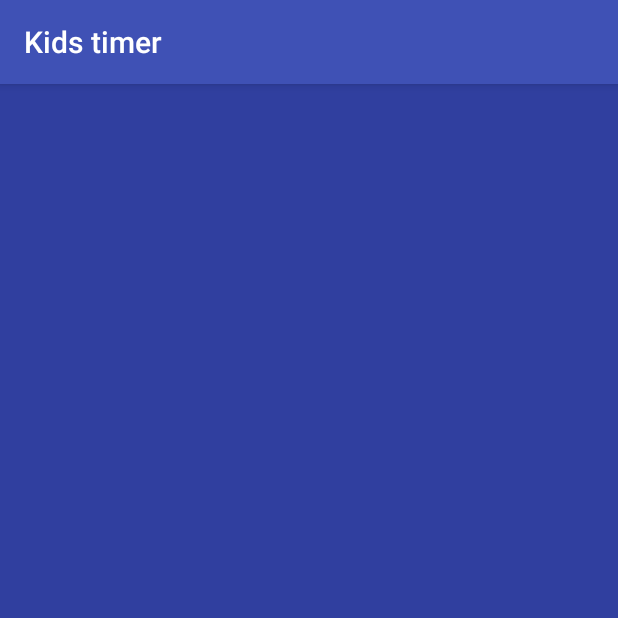
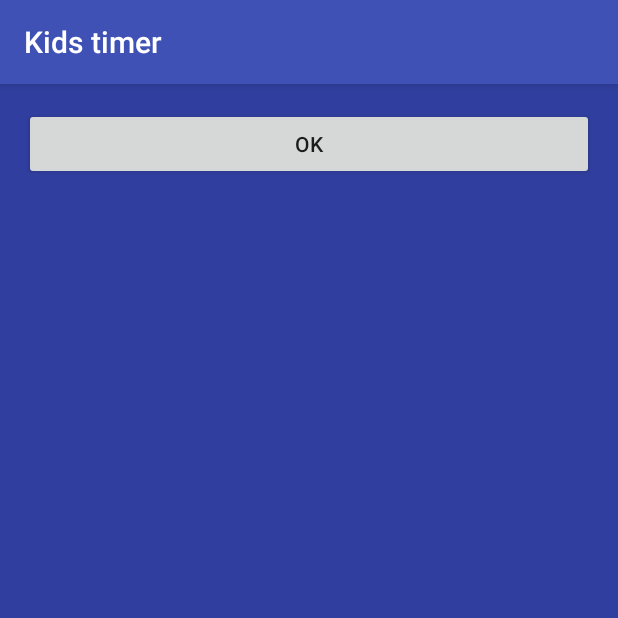
Before and after one commit to interamaster/Kidstimer, an Android app: the BlockedActivity screen opened directly, with no data from a screen before it, on a phone screen of 412 x 824 dp, the top half of it. Run offline under Robolectric (Android 15) with nearby library versions, the phone set to English and light mode, and no system bars.

Commit message:
V0.31 añadido boton ok en block activity que por medio deintent añade 15 min de tiem..pte de ver como hacerlo

```diff
--- a/app/src/main/java/com/sfc/jrdv/kidstimer/MainActivity.java
+++ b/app/src/main/java/com/sfc/jrdv/kidstimer/MainActivity.java
@@ -43,7 +43,8 @@ public class MainActivity extends AppCompatActivity {
 
         //Intent intent =new Intent(this,ejemploService.class);
         Intent intent =new Intent(this,LockService.class);
-        intent.putExtra(ejemploService.EXTRA_MESSAGE,"texto 2 a pasar");
+        intent.putExtra(LockService.EXTRA_MESSAGE,"texto 2 a pasar");
+        intent.putExtra(LockService.EXTRA_TIME,"0");//al arranacra no le damos mas tiempo pero hay que psar el intent
         startService(intent);
 
     }
--- a/app/src/main/java/com/sfc/jrdv/kidstimer/ejemploService.java
+++ b/app/src/main/java/com/sfc/jrdv/kidstimer/ejemploService.java
@@ -14,7 +14,7 @@ import android.util.Log;
 public class ejemploService extends IntentService {
     // TODO: Rename actions, choose action names that describe tasks that this
     // IntentService can perform, e.g. ACTION_FETCH_NEW_ITEMS
-    public static final String  EXTRA_MESSAGE="mensaje";
+    public static final String  EXTRA_MESSAGE2="mensaje";
 
     // TODO: Rename parameters
     public static final String EXTRA_PARAM1 = "com.sfc.jrdv.kidstimer.extra.PARAM1";
@@ -37,7 +37,7 @@ public class ejemploService extends IntentService {
                     e.printStackTrace();
                 }
 
-                String textRecibidoIntent=intent.getStringExtra(EXTRA_MESSAGE);
+                String textRecibidoIntent=intent.getStringExtra(EXTRA_MESSAGE2);
 
                 showText(textRecibidoIntent);
 
--- a/app/src/main/res/layout/activity_blocked.xml
+++ b/app/src/main/res/layout/activity_blocked.xml
@@ -11,4 +11,17 @@
     android:background="@color/colorPrimaryDark"
     tools:context="com.sfc.jrdv.kidstimer.BlockedActivity">
 
+    <RelativeLayout
+        android:layout_width="match_parent"
+        android:layout_height="match_parent">
+
+
+        <Button
+            android:layout_width="match_parent"
+            android:layout_height="wrap_content"
+            android:text="OK"
+            android:onClick="Losebutton"/>
+
+    </RelativeLayout>
+
 </RelativeLayout>
```
Also changed, not shown: app/src/main/java/com/sfc/jrdv/kidstimer/BlockedActivity.java (+15 -0 lines), app/src/main/java/com/sfc/jrdv/kidstimer/LockService.java (+21 -13 lines).
